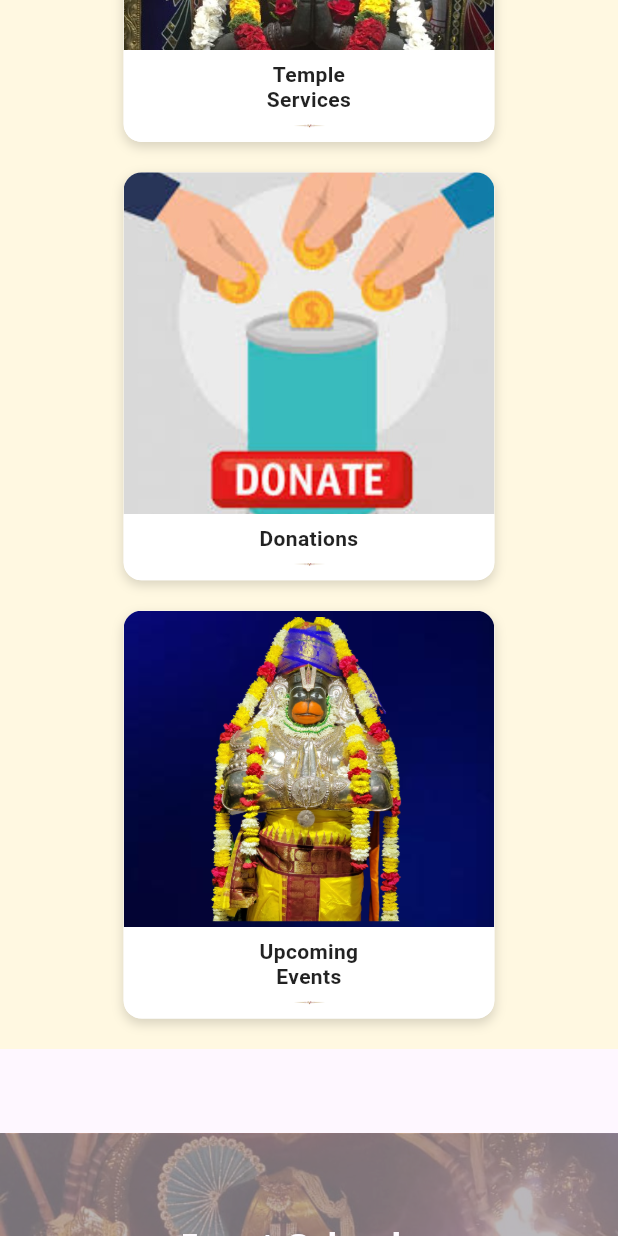
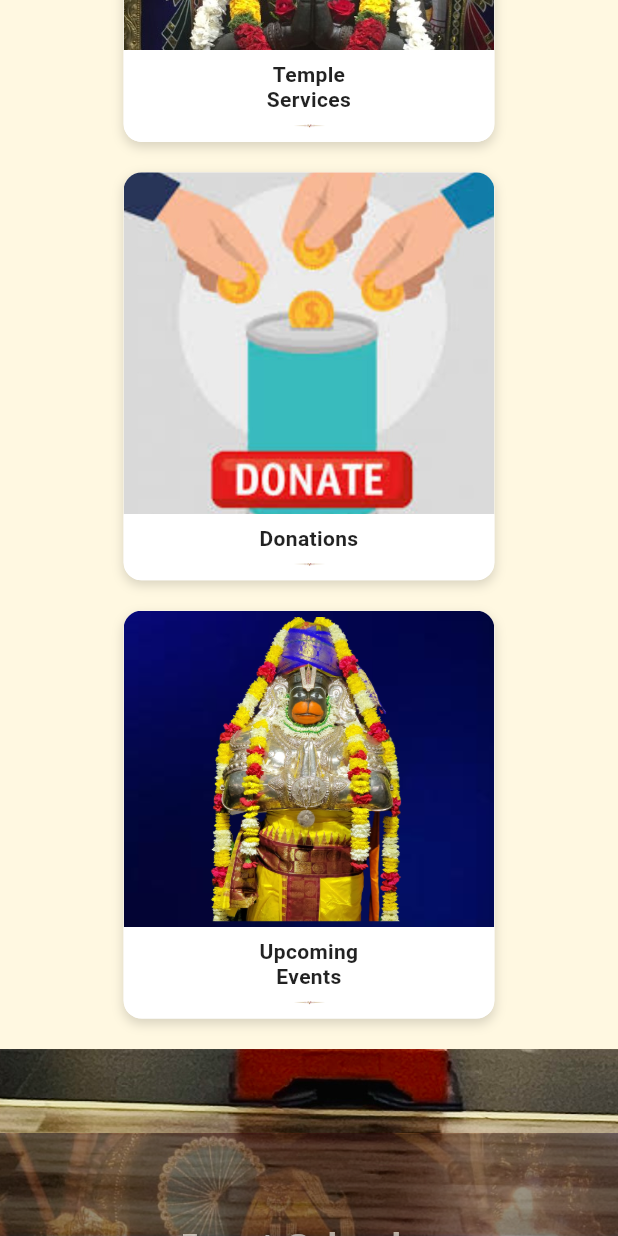
Before and after one commit to Vikas100702/hanuman_mandir, a Flutter app: the screen it shows after launch, scrolled down 576 dp, on a phone screen of 412 x 824 dp. Run offline on Flutter 3.47's test engine with Material 3 defaults, Android fonts, the phone set to English and light mode, and no system bars; our stand-ins replace cached_network_image, carousel_slider, flutter_screenutil, get, google_fonts, just_audio and 1 more; missing offline and left inert: image_network; network calls fail; Roboto replaces fonts that are missing (Poppins).

Commit message:
Adding Background image to whole body of the HomeView.

```diff
--- a/lib/src/module/view/home_view.dart
+++ b/lib/src/module/view/home_view.dart
@@ -71,12 +71,17 @@ class _HomeViewState extends State<HomeView> {
   @override
   Widget build(BuildContext context) {
     return Scaffold(
-      body: Obx(() {
+      body: Container(
+        decoration: BoxDecoration(
+          image: DecorationImage(
+            image: AssetImage("assets/images/bg-banner2.jpg"),
+            fit: .cover
+          ),
+        ),
+        child: Obx(() {
           // 1. Spiritual Loader
           if (controller.isLoading.value) {
-          return const Center(
-            child: SpiritualLoader(size: 200),
-          );
+            return const Center(child: SpiritualLoader(size: 200));
           }
 
           // 2. Scroll Animated Content
@@ -126,6 +131,7 @@ class _HomeViewState extends State<HomeView> {
             ),
           );
         }),
+      ),
     );
   }
 }
```
Lines whose indentation alone changed are shown as unchanged.
